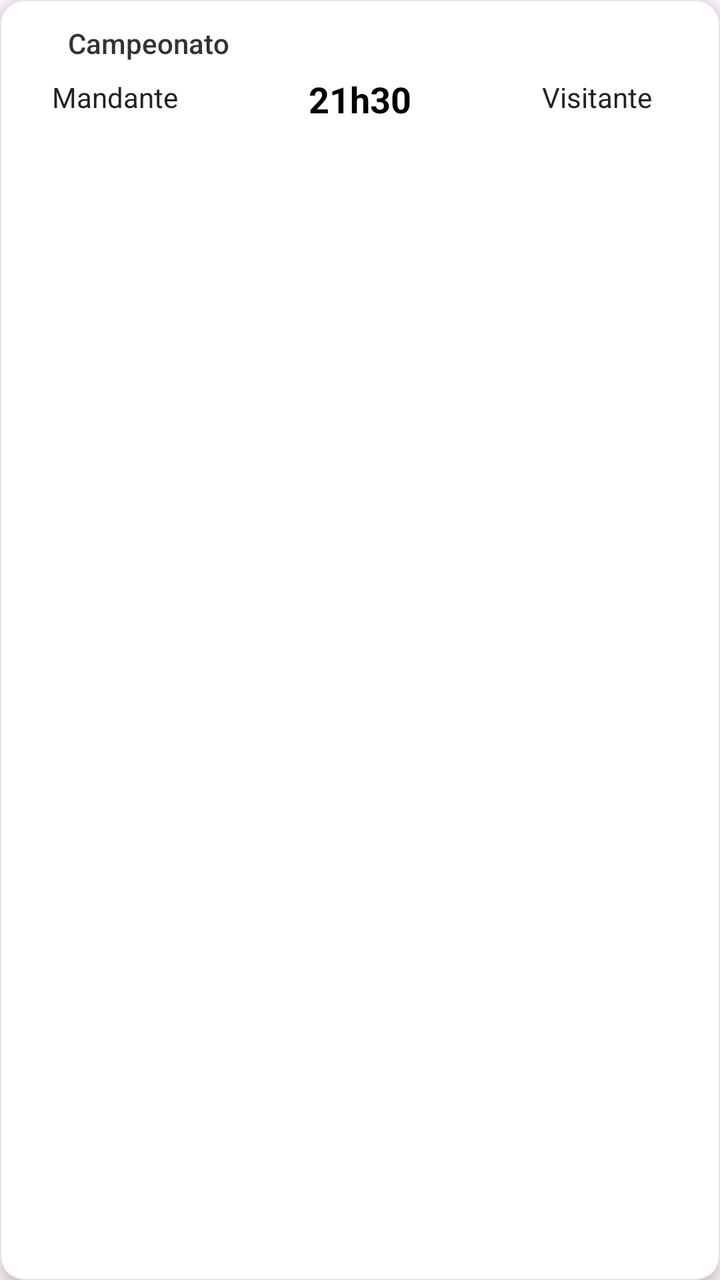
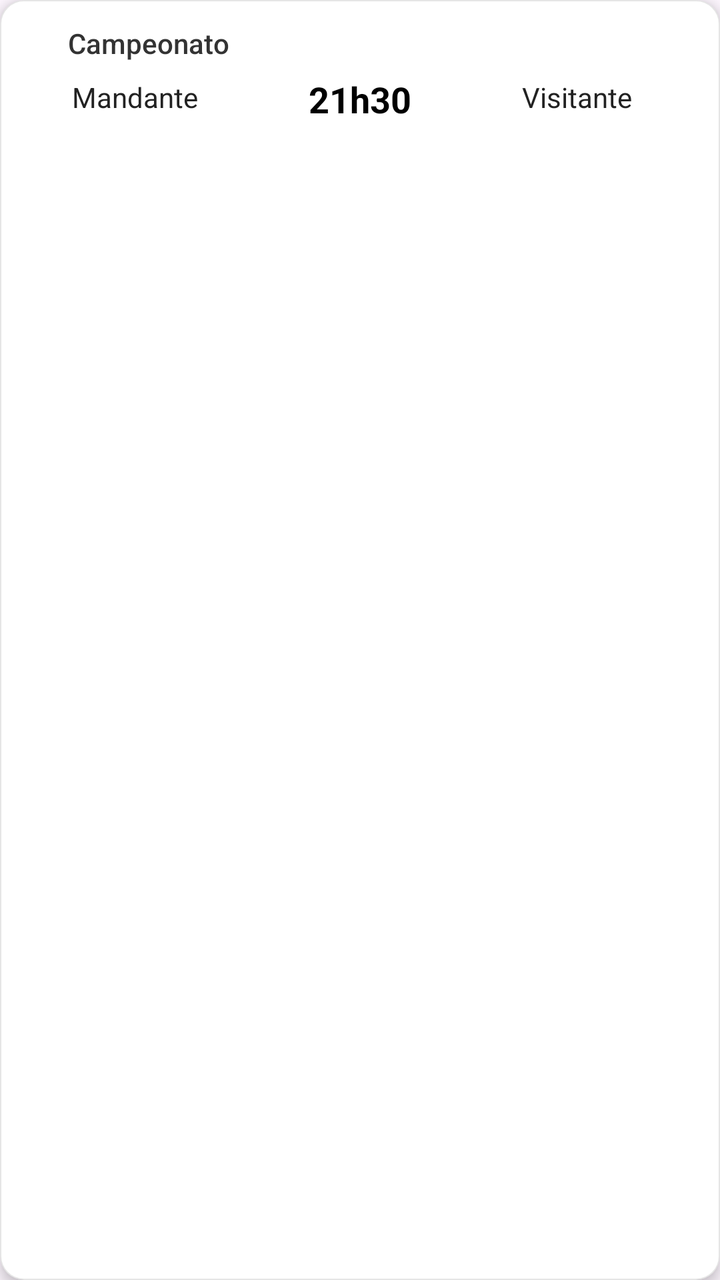

Two renders of the same Android screen: before a commit and after it. Below are the layout's source before the change and the commit's diff.
<!-- AndroidManifest.xml: application theme Theme.Material3.DayNight.NoActionBar -->
<!-- res/layout/item_game.xml -->
<?xml version="1.0" encoding="utf-8"?>
<com.google.android.material.card.MaterialCardView
    xmlns:android="http://schemas.android.com/apk/res/android"
    xmlns:app="http://schemas.android.com/apk/res-auto"
    android:layout_width="match_parent"
    android:layout_height="wrap_content"
    android:layout_marginStart="12dp"
    android:layout_marginEnd="12dp"
    android:layout_marginTop="5dp"
    android:layout_marginBottom="5dp"
    android:backgroundTint="@android:color/white"
    app:cardCornerRadius="12dp"
    app:cardElevation="4dp"
    app:strokeColor="#1A000000"
    app:strokeWidth="0.5dp">

    <androidx.constraintlayout.widget.ConstraintLayout
        android:layout_width="match_parent"
        android:layout_height="wrap_content"
        android:padding="12dp">

        <ImageView
            android:id="@+id/imgChamp"
            android:layout_width="16dp"
            android:layout_height="16dp"
            app:layout_constraintStart_toStartOf="parent"
            app:layout_constraintTop_toTopOf="parent"/>

        <TextView
    android:id="@+id/tvChamp"
    android:layout_width="0dp"
    android:layout_height="wrap_content"
    android:text="Campeonato"
    android:textSize="14sp"
    android:textColor="#333333"
    android:fontFamily="sans-serif-medium"
    android:layout_marginStart="6dp"
    android:singleLine="false"
    android:ellipsize="none"
    android:maxLines="5"
    android:scrollHorizontally="false"
    android:lineSpacingExtra="1dp"
    app:layout_constraintStart_toEndOf="@id/imgChamp"
    app:layout_constraintTop_toTopOf="parent"
    app:layout_constraintEnd_toEndOf="parent" />

        <TextView
            android:id="@+id/tvHomeName"
            android:layout_width="0dp"
            android:layout_height="wrap_content"
            android:text="Mandante"
            android:textSize="14sp"
            android:textColor="#222222"
            android:maxLines="2"
            android:ellipsize="end"
            android:includeFontPadding="false"
            android:breakStrategy="balanced"
            android:hyphenationFrequency="none"
            android:gravity="end"
            android:layout_marginTop="10dp"
            app:layout_constraintTop_toBottomOf="@id/tvChamp"
            app:layout_constraintStart_toStartOf="parent"
            app:layout_constraintEnd_toStartOf="@id/imgHome"
            app:layout_constraintHorizontal_weight="1"/>

        <ImageView
            android:id="@+id/imgHome"
            android:layout_width="28dp"
            android:layout_height="28dp"
            android:layout_marginStart="6dp"
            app:layout_constraintTop_toTopOf="@id/tvHomeName"
            app:layout_constraintBottom_toBottomOf="@id/tvHomeName"
            app:layout_constraintStart_toEndOf="@id/tvHomeName"
            app:layout_constraintEnd_toStartOf="@id/tvTime"/>

        <TextView
    android:id="@+id/tvTime"
    android:layout_width="90dp"
    android:layout_height="wrap_content"
    android:text="21h30"
    android:textSize="18sp"
    android:textStyle="bold"
    android:textColor="#000000"
    android:gravity="center"
    android:layout_marginStart="12dp"
    android:layout_marginEnd="12dp"
    app:layout_constraintTop_toTopOf="@id/imgHome"
    app:layout_constraintBottom_toBottomOf="@id/imgHome"
    app:layout_constraintStart_toEndOf="@id/imgHome"
    app:layout_constraintEnd_toStartOf="@id/imgAway"/>

        
        <TextView
            android:id="@+id/gameStatus"
            android:layout_width="wrap_content"
            android:layout_height="wrap_content"
            android:text="ao vivo"
            android:textSize="11sp"
            android:textStyle="bold"
            android:textColor="#FF3B30"
            android:includeFontPadding="false"
            android:visibility="gone"
            android:layout_marginTop="0dp"
            app:layout_constraintStart_toStartOf="@id/tvTime"
            app:layout_constraintEnd_toEndOf="@id/tvTime"
            app:layout_constraintTop_toBottomOf="@id/tvTime"/>

        <ImageView
            android:id="@+id/imgAway"
            android:layout_width="28dp"
            android:layout_height="28dp"
            android:layout_marginEnd="6dp"
            app:layout_constraintTop_toTopOf="@id/tvTime"
            app:layout_constraintBottom_toBottomOf="@id/tvTime"
            app:layout_constraintStart_toEndOf="@id/tvTime"
            app:layout_constraintEnd_toStartOf="@id/tvAwayName"/>

        <TextView
            android:id="@+id/tvAwayName"
            android:layout_width="0dp"
            android:layout_height="wrap_content"
            android:text="Visitante"
            android:textSize="14sp"
            android:textColor="#222222"
            android:maxLines="2"
            android:ellipsize="end"
            android:includeFontPadding="false"
            android:breakStrategy="balanced"
            android:hyphenationFrequency="none"
            android:gravity="start"
            app:layout_constraintTop_toTopOf="@id/tvHomeName"
            app:layout_constraintBottom_toBottomOf="@id/tvHomeName"
            app:layout_constraintStart_toEndOf="@id/imgAway"
            app:layout_constraintEnd_toEndOf="parent"
            app:layout_constraintHorizontal_weight="1"/>

        
        <com.google.android.flexbox.FlexboxLayout
            android:id="@+id/btnContainer"
            android:layout_width="0dp"
            android:layout_height="wrap_content"
            android:paddingStart="4dp"
            android:paddingEnd="4dp"
            android:layout_marginTop="10dp"
            android:visibility="gone"
            app:flexDirection="row"
            app:flexWrap="wrap"
            app:justifyContent="flex_start"
            app:alignItems="center"
            app:layout_constraintTop_toBottomOf="@id/gameStatus"
            app:layout_constraintStart_toStartOf="parent"
            app:layout_constraintEnd_toEndOf="parent" />
        

    </androidx.constraintlayout.widget.ConstraintLayout>
</com.google.android.material.card.MaterialCardView>
<!-- resources referenced by this layout -->
<resources>

</resources>

<!-- the commit's change to res/layout/item_game.xml (unified diff, before → after) -->
@@ -75,7 +75,8 @@
 
         <TextView
     android:id="@+id/tvTime"
-    android:layout_width="90dp"
+    android:layout_width="wrap_content"
+    android:minWidth="70dp"
     android:layout_height="wrap_content"
     android:text="21h30"
     android:textSize="18sp"
